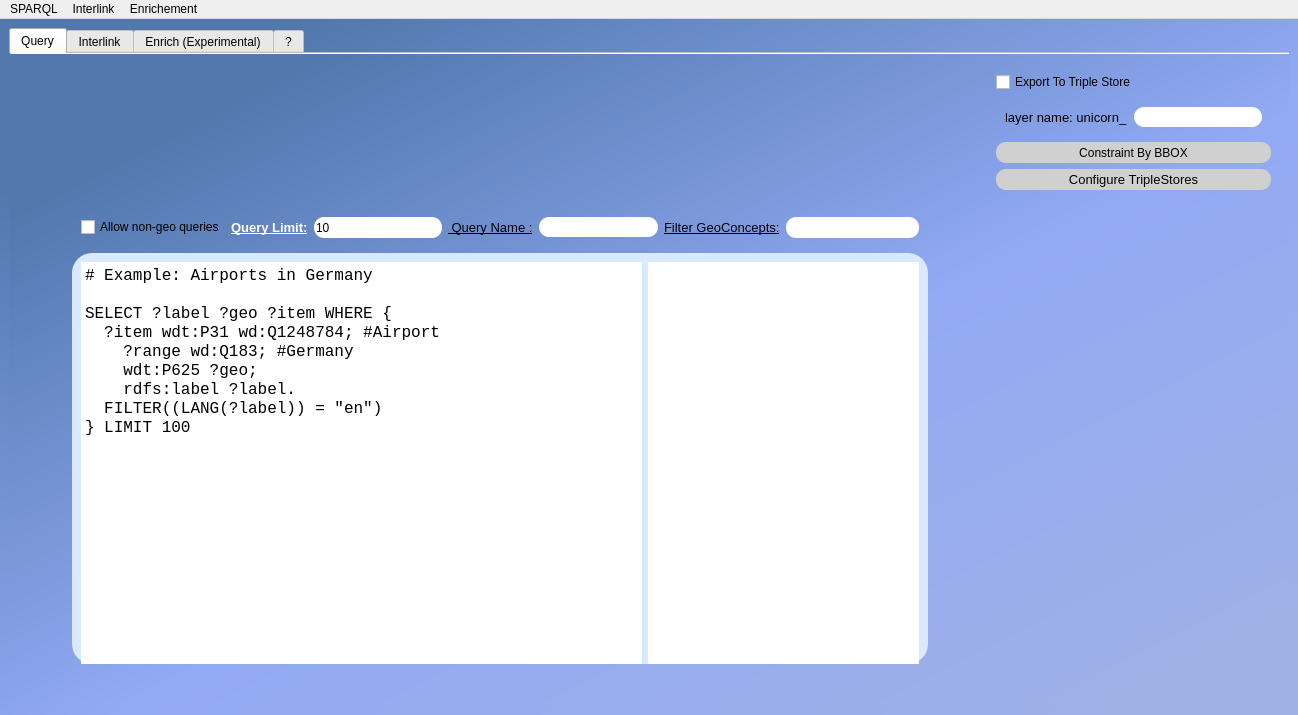
This is sparql_unicorn_dialog_base_simp.ui in Cprudhomme/SpaLOD_qgis_plugin as Qt 5 draws it before an edit. The edited form follows.
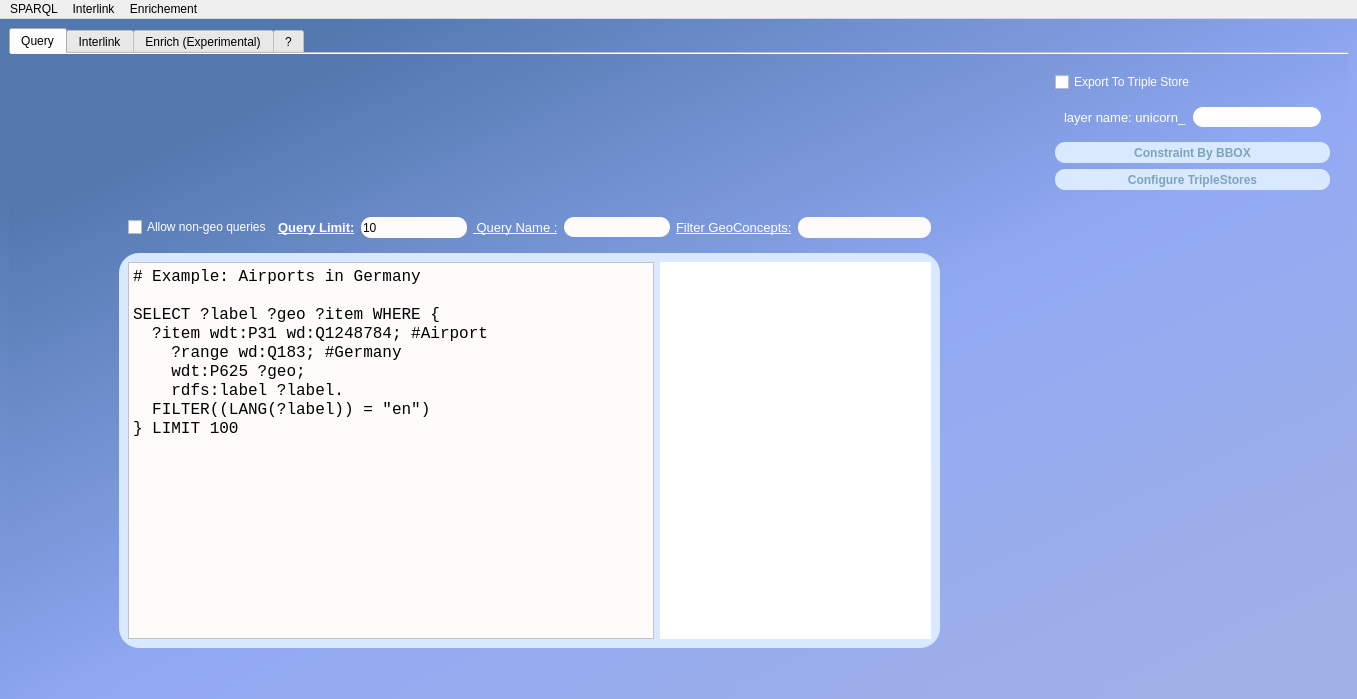
This is the edited form. The open tabs and pages were chosen to show the change.

```diff
--- a/sparql_unicorn_dialog_base_simp.ui
+++ b/sparql_unicorn_dialog_base_simp.ui
@@ -6,8 +6,8 @@
    <rect>
     <x>0</x>
     <y>0</y>
-    <width>1298</width>
-    <height>715</height>
+    <width>1357</width>
+    <height>697</height>
    </rect>
   </property>
   <property name="windowTitle">
@@ -85,6 +85,13 @@
           <layout class="QVBoxLayout" name="verticalLayout">
            <item>
             <widget class="QCheckBox" name="exportTripleStore_2">
+             <property name="cursor">
+              <cursorShape>PointingHandCursor</cursorShape>
+             </property>
+             <property name="styleSheet">
+              <string notr="true">
+color:rgb(255, 255, 255);</string>
+             </property>
              <property name="text">
               <string>Export To Triple Store</string>
              </property>
@@ -101,6 +108,10 @@
                   <underline>false</underline>
                  </font>
                 </property>
+                <property name="styleSheet">
+                 <string notr="true">
+color:rgb(255, 255, 255);</string>
+                </property>
                 <property name="text">
                  <string>layer name: unicorn_</string>
                 </property>
@@ -132,12 +143,22 @@
                <height>21</height>
               </size>
              </property>
+             <property name="font">
+              <font>
+               <pointsize>9</pointsize>
+               <weight>75</weight>
+               <bold>true</bold>
+              </font>
+             </property>
              <property name="cursor">
               <cursorShape>PointingHandCursor</cursorShape>
              </property>
              <property name="styleSheet">
-              <string notr="true">border-radius:10px;
-background-color:rgb(208, 208, 208)</string>
+              <string notr="true">color:rgb(125, 164, 185);
+border-radius:10px;
+
+background-color:rgb(217, 233, 255);
+</string>
              </property>
              <property name="text">
               <string>Constraint By BBOX</string>
@@ -154,7 +175,9 @@
              </property>
              <property name="font">
               <font>
-               <pointsize>10</pointsize>
+               <pointsize>9</pointsize>
+               <weight>75</weight>
+               <bold>true</bold>
                <underline>false</underline>
               </font>
              </property>
@@ -163,7 +186,10 @@
              </property>
              <property name="styleSheet">
               <string notr="true">border-radius:10px;
-background-color:rgb(208, 208, 208)</string>
+background-color:rgb(217, 233, 255);
+
+color:rgb(125, 164, 185);
+</string>
              </property>
              <property name="text">
               <string>Configure TripleStores</string>
@@ -181,6 +207,10 @@
              <layout class="QHBoxLayout" name="horizontalLayout_3">
               <item>
                <widget class="QCheckBox" name="allownongeo">
+                <property name="styleSheet">
+                 <string notr="true">
+color:rgb(255, 255, 255);</string>
+                </property>
                 <property name="text">
                  <string>Allow non-geo queries</string>
                 </property>
@@ -217,7 +247,9 @@
                   <property name="styleSheet">
                    <string notr="true">border-radius:10px;
 
-border-color:rgb(45, 45, 45);</string>
+border-color:rgb(45, 45, 45);
+
+background-color: rgb(253, 252, 250);</string>
                   </property>
                   <property name="text">
                    <string>10</string>
@@ -236,6 +268,10 @@
                     <underline>true</underline>
                    </font>
                   </property>
+                  <property name="styleSheet">
+                   <string notr="true">
+color:rgb(255, 255, 255);</string>
+                  </property>
                   <property name="text">
                    <string> Query Name :</string>
                   </property>
@@ -250,7 +286,9 @@
                    </size>
                   </property>
                   <property name="styleSheet">
-                   <string notr="true">border-radius:10px;
+                   <string notr="true">background-color: rgb(253, 252, 250);
+
+border-radius:10px;
 
 border-color:rgb(45, 45, 45);</string>
                   </property>
@@ -268,6 +306,10 @@
                     <underline>true</underline>
                    </font>
                   </property>
+                  <property name="styleSheet">
+                   <string notr="true">
+color:rgb(255, 255, 255);</string>
+                  </property>
                   <property name="text">
                    <string>Filter GeoConcepts:</string>
                   </property>
@@ -284,7 +326,9 @@
                   <property name="styleSheet">
                    <string notr="true">border-radius:10px;
 
-border-color:rgb(45, 45, 45);</string>
+border-color:rgb(45, 45, 45);
+
+background-color: rgb(253, 252, 250);</string>
                   </property>
                  </widget>
                 </item>
@@ -321,12 +365,6 @@
                <layout class="QHBoxLayout" name="horizontalLayout">
                 <item>
                  <widget class="QPlainTextEdit" name="inp_sparql">
-                  <property name="minimumSize">
-                   <size>
-                    <width>561</width>
-                    <height>471</height>
-                   </size>
-                  </property>
                   <property name="maximumSize">
                    <size>
                     <width>561</width>
@@ -340,7 +378,8 @@
                    </font>
                   </property>
                   <property name="styleSheet">
-                   <string notr="true">border-radius:50px;</string>
+                   <string notr="true">
+background-color: rgb(253, 252, 250);</string>
                   </property>
                   <property name="plainText">
                    <string># Example: Airports in Germany
@@ -357,12 +396,6 @@
                 </item>
                 <item>
                  <widget class="QListView" name="geoClassList">
-                  <property name="minimumSize">
-                   <size>
-                    <width>271</width>
-                    <height>471</height>
-                   </size>
-                  </property>
                   <property name="maximumSize">
                    <size>
                     <width>271</width>
@@ -984,7 +1017,7 @@
     <rect>
      <x>0</x>
      <y>0</y>
-     <width>1298</width>
+     <width>1357</width>
      <height>21</height>
     </rect>
    </property>
```
Left out of the diff: 72 changed lines with no effect on the pictures.
